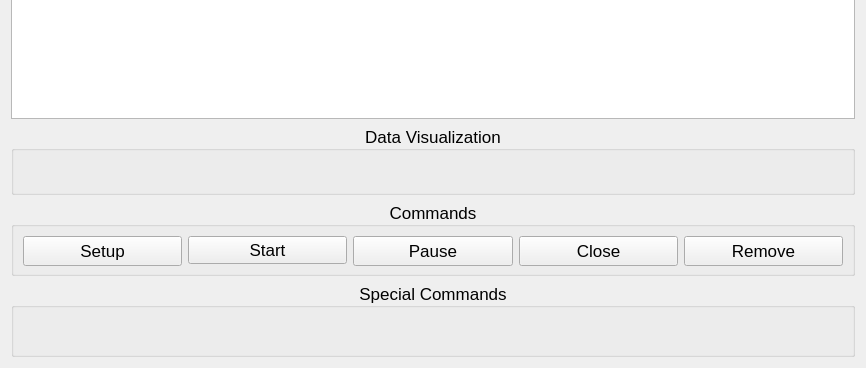
First picture: the form in source/sensor_view_widget.ui, repository DySense/DySense, before the edit; both pictures show x 0 to 866 and y 338 to 706 of the 866 by 706 pixel window.
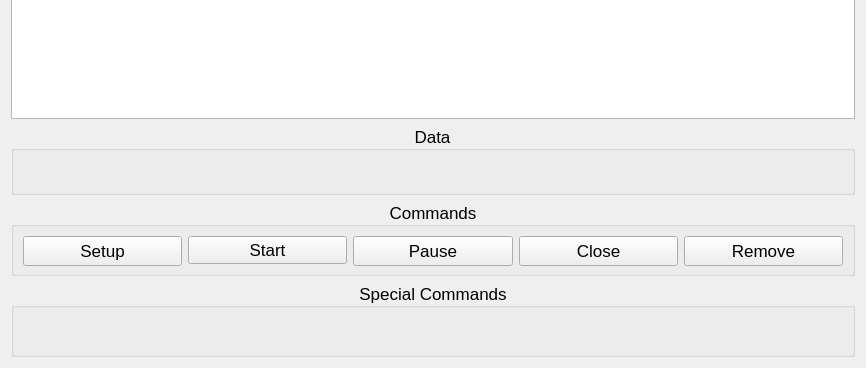
Second picture: the form after the edit.

Commit message: Removed sys_time and utc_time from data visualization and rounded floats to 5 decimal places.

Diff of the .ui file:
```diff
--- a/source/sensor_view_widget.ui
+++ b/source/sensor_view_widget.ui
@@ -404,7 +404,7 @@
       </font>
      </property>
      <property name="title">
-      <string>Data Visualization</string>
+      <string>Data</string>
      </property>
      <property name="alignment">
       <set>Qt::AlignCenter</set>
```
The commit also changes 1 other file.
